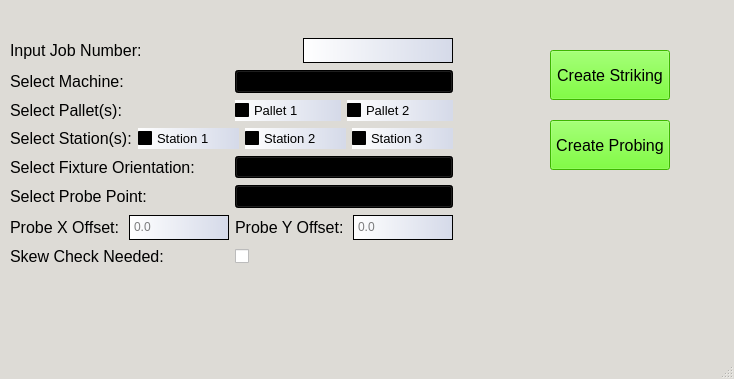
jcbriggsjr/striker_gen, file Probe_UI.ui: the form before one commit.
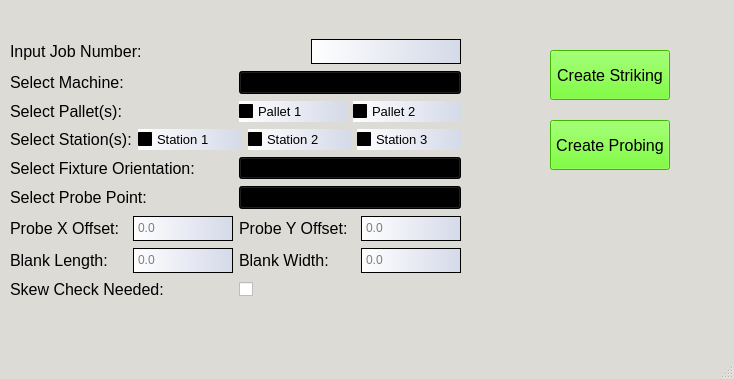
The form after the commit.

```diff
--- a/Probe_UI.ui
+++ b/Probe_UI.ui
@@ -429,9 +429,9 @@
     <property name="geometry">
      <rect>
       <x>10</x>
-      <y>37</y>
-      <width>443</width>
-      <height>232</height>
+      <y>38</y>
+      <width>451</width>
+      <height>265</height>
      </rect>
     </property>
     <layout class="QVBoxLayout" name="verticalLayout">
@@ -829,6 +829,99 @@
        </item>
       </layout>
      </item>
+     <item>
+      <layout class="QHBoxLayout" name="horizontalLayout_12">
+       <item>
+        <widget class="QLabel" name="blank_length_label">
+         <property name="font">
+          <font>
+           <pointsize>12</pointsize>
+          </font>
+         </property>
+         <property name="styleSheet">
+          <string notr="true"/>
+         </property>
+         <property name="text">
+          <string>Blank Length:</string>
+         </property>
+        </widget>
+       </item>
+       <item>
+        <widget class="QTextEdit" name="blank_length_entry_box">
+         <property name="sizePolicy">
+          <sizepolicy hsizetype="Fixed" vsizetype="Fixed">
+           <horstretch>0</horstretch>
+           <verstretch>0</verstretch>
+          </sizepolicy>
+         </property>
+         <property name="maximumSize">
+          <size>
+           <width>100</width>
+           <height>25</height>
+          </size>
+         </property>
+         <property name="styleSheet">
+          <string notr="true">background-color: qlineargradient(spread:pad, x1:0, y1:0, x1:2, y2:0, stop:0 rgba(170, 180, 210, 255), stop:1 rgba(255, 255, 255, 255));</string>
+         </property>
+         <property name="inputMethodHints">
+          <set>Qt::ImhMultiLine</set>
+         </property>
+         <property name="verticalScrollBarPolicy">
+          <enum>Qt::ScrollBarAlwaysOff</enum>
+         </property>
+         <property name="horizontalScrollBarPolicy">
+          <enum>Qt::ScrollBarAlwaysOff</enum>
+         </property>
+         <property name="placeholderText">
+          <string>0.0</string>
+         </property>
+        </widget>
+       </item>
+       <item>
+        <widget class="QLabel" name="blank_width_label">
+         <property name="font">
+          <font>
+           <pointsize>12</pointsize>
+          </font>
+         </property>
+         <property name="styleSheet">
+          <string notr="true"/>
+         </property>
+         <property name="text">
+          <string>Blank Width:</string>
+         </property>
+        </widget>
+       </item>
+       <item>
+        <widget class="QTextEdit" name="blank_width_entry_box">
+         <property name="sizePolicy">
+          <sizepolicy hsizetype="Fixed" vsizetype="Fixed">
+           <horstretch>0</horstretch>
+           <verstretch>0</verstretch>
+          </sizepolicy>
+         </property>
+         <property name="maximumSize">
+          <size>
+           <width>100</width>
+           <height>25</height>
+          </size>
+         </property>
+         <property name="styleSheet">
+          <string notr="true">background-color: qlineargradient(spread:pad, x1:0, y1:0, x1:2, y2:0, stop:0 rgba(170, 180, 210, 255), stop:1 rgba(255, 255, 255, 255));</string>
+         </property>
+         <property name="verticalScrollBarPolicy">
+          <enum>Qt::ScrollBarAlwaysOff</enum>
+         </property>
+         <property name="horizontalScrollBarPolicy">
+          <enum>Qt::ScrollBarAlwaysOff</enum>
+         </property>
+         <property name="placeholderText">
+          <string>0.0</string>
+         </property>
+        </widget>
+       </item>
+      </layout>
+     </item>
      <item>
       <layout class="QHBoxLayout" name="horizontalLayout_11">
        <item>
```
